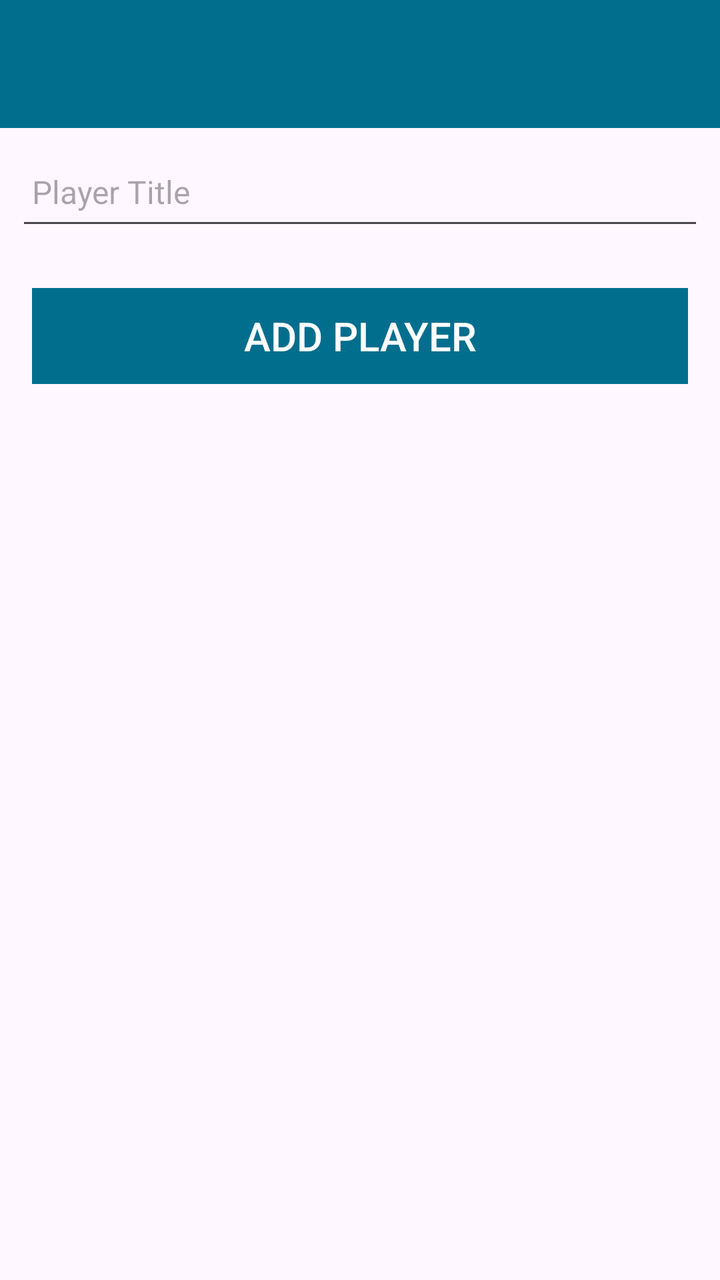
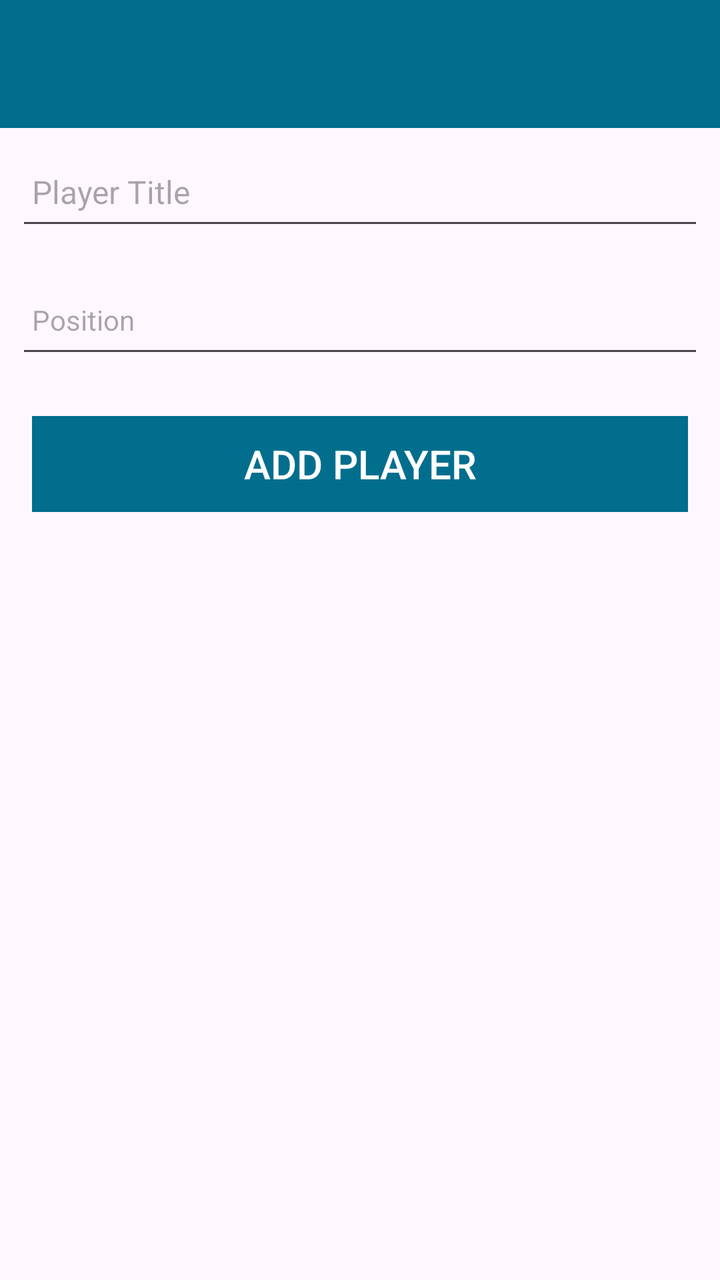

An Android layout rendered at two revisions. The XML below is the earlier revision; the diff shows what the commit changed to produce the second picture.
<!-- AndroidManifest.xml: application theme Theme.Basketball_club_application -->
<!-- res/layout/player_list.xml -->
<?xml version="1.0" encoding="utf-8"?>
<androidx.constraintlayout.widget.ConstraintLayout
    xmlns:android="http://schemas.android.com/apk/res/android"
    xmlns:app="http://schemas.android.com/apk/res-auto"
    xmlns:tools="http://schemas.android.com/tools"
    android:id="@+id/main"
    android:layout_width="match_parent"
    android:layout_height="match_parent"
    tools:context="PlayerList">

    <RelativeLayout
        android:layout_width="match_parent"
        android:layout_height="wrap_content"
        app:layout_constraintBottom_toBottomOf="parent"
        app:layout_constraintTop_toTopOf="parent">

        <com.google.android.material.appbar.AppBarLayout
            android:id="@+id/appBarLayout"
            android:layout_width="match_parent"
            android:layout_height="wrap_content"
            android:background="@color/colorAccent"
            android:fitsSystemWindows="true"
            app:elevation="0dip"
            app:theme="@style/ThemeOverlay.AppCompat.Dark.ActionBar">

            <androidx.appcompat.widget.Toolbar
                android:id="@+id/toolbarAdd"
                android:layout_width="match_parent"
                android:layout_height="wrap_content"
                app:titleTextColor="@color/colorPrimary" />
        </com.google.android.material.appbar.AppBarLayout>

        <ScrollView
            android:layout_width="match_parent"
            android:layout_height="match_parent"
            android:layout_below="@id/appBarLayout"
            android:fillViewport="true">

            <LinearLayout
                android:layout_width="match_parent"
                android:layout_height="wrap_content"
                android:orientation="vertical">

                <EditText
                    android:id="@+id/playerTitle"
                    android:layout_width="match_parent"
                    android:layout_height="48dp"
                    android:layout_margin="8dp"
                    android:autofillHints="hint"
                    android:hint="@string/hint_playerTitle"
                    android:inputType="text"
                    android:maxLength="25"
                    android:maxLines="1"
                    android:padding="8dp"
                    android:textColor="@color/colorPrimaryDark"
                    android:textSize="16sp" />

                <Button
                    android:id="@+id/btnAdd"
                    android:layout_width="match_parent"
                    android:layout_height="wrap_content"
                    android:layout_margin="16dp"
                    android:background="@color/colorAccent"
                    android:padding="8dp"
                    android:stateListAnimator="@null"
                    android:text="@string/button_addPlayer"
                    android:textColor="@color/colorPrimary"
                    android:textSize="20sp" />
            </LinearLayout>
        </ScrollView>

    </RelativeLayout>
</androidx.constraintlayout.widget.ConstraintLayout>
<!-- resources referenced by this layout -->
<resources>
  <color name="colorAccent">#026E8E</color>
  <color name="colorPrimary">#FFFFFFFF</color>
  <color name="colorPrimaryDark">#FF000000</color>
  <string name="button_addPlayer">Add Player</string>
      #
  <string name="hint_playerTitle">Player Title</string>
  <style name="Theme.Basketball_club_application" parent="Base.Theme.Basketball_club_application" />
  <style name="Base.Theme.Basketball_club_application" parent="Theme.Material3.DayNight.NoActionBar">
          
          
      </style>
</resources>

<!-- the commit's change to res/layout/player_list.xml (unified diff, before → after) -->
@@ -55,6 +55,19 @@
                     android:textColor="@color/colorPrimaryDark"
                     android:textSize="16sp" />
 
+                <EditText
+                    android:id="@+id/description"
+                    android:layout_width="match_parent"
+                    android:layout_height="48dp"
+                    android:layout_margin="8dp"
+                    android:hint="@string/hint_playerDescription"
+                    android:inputType="text"
+                    android:maxLength="25"
+                    android:maxLines="1"
+                    android:padding="8dp"
+                    android:textColor="@color/colorPrimaryDark"
+                    android:textSize="14sp" />
+
                 <Button
                     android:id="@+id/btnAdd"
                     android:layout_width="match_parent"
<!-- resource entries referenced after the edit -->
@@ -4,7 +4,7 @@
   <color name="colorPrimary">#FFFFFFFF</color>
   <color name="colorPrimaryDark">#FF000000</color>
   <string name="button_addPlayer">Add Player</string>
-      #
+  <string name="hint_playerDescription">Position </string>
   <string name="hint_playerTitle">Player Title</string>
   <style name="Theme.Basketball_club_application" parent="Base.Theme.Basketball_club_application" />
   <style name="Base.Theme.Basketball_club_application" parent="Theme.Material3.DayNight.NoActionBar">
